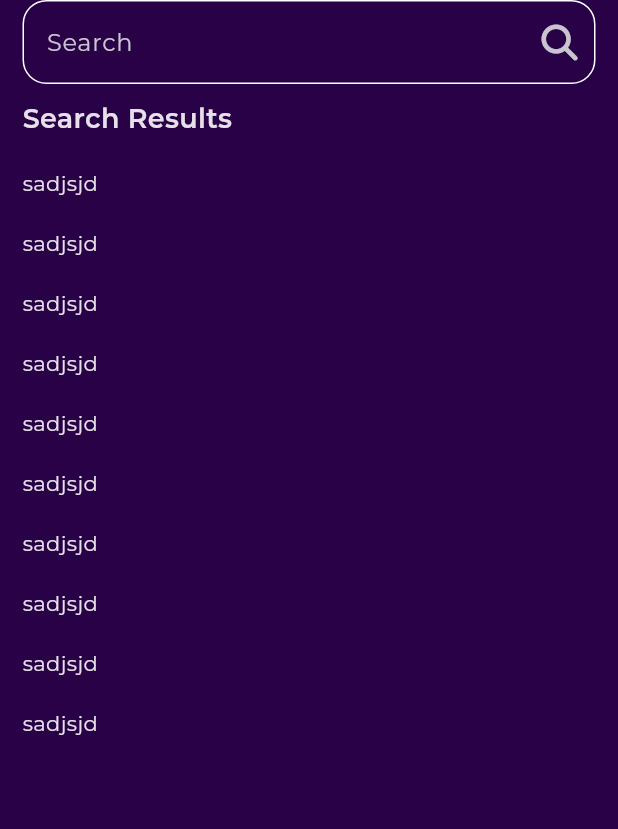
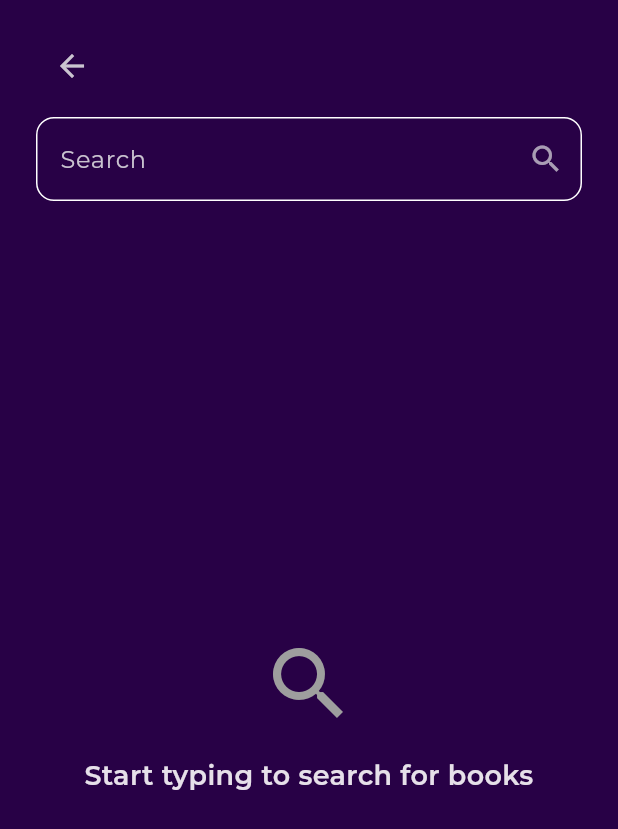
Before and after one commit to MostafaYousry12/Eqraaly_App, a Flutter app: the SearchView screen opened by its route, on a phone screen of 412 x 824 dp. Shown: the top 829 px of the screen. Run offline on Flutter 3.47's test engine with Material 3 defaults, Android fonts, the phone set to English and light mode, and no system bars; our stand-ins replace bloc, cached_network_image, dartz, dio, equatable, flutter_bloc and 4 more; network calls fail.

Commit message:
search view done

```diff
--- a/lib/core/utils/app_routers.dart
+++ b/lib/core/utils/app_routers.dart
@@ -1,10 +1,14 @@
+import 'package:dio/dio.dart';
+import 'package:eqraaly_app/core/utils/api_services.dart';
 import 'package:eqraaly_app/core/utils/service_locator.dart';
 import 'package:eqraaly_app/features/home/data/models/book_model/book_model.dart';
 import 'package:eqraaly_app/features/home/data/repos/home_repo_impl.dart';
 import 'package:eqraaly_app/features/home/presentation/view/book_details_view.dart';
 import 'package:eqraaly_app/features/home/presentation/view/home_view.dart';
 import 'package:eqraaly_app/features/home/presentation/view_models/cubit/similarbooks_cubit.dart';
+import 'package:eqraaly_app/features/search/data/repos/searchRepoImpl.dart';
 import 'package:eqraaly_app/features/search/presentation/view/search_view.dart';
+import 'package:eqraaly_app/features/search/presentation/view_models/cubit/searchbooks_cubit.dart';
 import 'package:eqraaly_app/features/splash/presentation/view/splash_view.dart';
 import 'package:flutter_bloc/flutter_bloc.dart';
 import 'package:go_router/go_router.dart';
@@ -25,8 +29,13 @@ abstract class AppRouters {
         builder: (context, state) => const HomeView(),
       ),
       GoRoute(
-        path: kSearchView,
-        builder: (context, state) => const SearchView(),
+        path: AppRouters.kSearchView,
+        builder: (context, state) => BlocProvider(
+          create: (context) => SearchbooksCubit(
+            Searchrepoimpl(ApiServices(Dio())),
+          ),
+          child: const SearchView(),
+        ),
       ),
       GoRoute(
         path: kDetailsView,
--- a/lib/features/home/presentation/view/widgets/custom_app_bar.dart
+++ b/lib/features/home/presentation/view/widgets/custom_app_bar.dart
@@ -20,7 +20,9 @@ class CustomAppBar extends StatelessWidget {
           ),
           IconButton(
             onPressed: () {
-              GoRouter.of(context).push(AppRouters.kSearchView);
+              GoRouter.of(context).push(
+                AppRouters.kSearchView,
+              );
             },
             icon: const Icon(
               FontAwesomeIcons.magnifyingGlass,
--- a/lib/features/search/presentation/view/search_view.dart
+++ b/lib/features/search/presentation/view/search_view.dart
@@ -1,3 +1,4 @@
+import 'package:eqraaly_app/features/home/data/models/book_model/book_model.dart';
 import 'package:eqraaly_app/features/search/presentation/view/widgets/search_view_body.dart';
 import 'package:flutter/material.dart';
 
@@ -6,7 +7,7 @@ class SearchView extends StatelessWidget {
 
   @override
   Widget build(BuildContext context) {
-    return const Scaffold(
+    return Scaffold(
       body: SafeArea(
         child: SearchViewBody(),
       ),
--- a/lib/features/search/presentation/view/widgets/custom_search_bar.dart
+++ b/lib/features/search/presentation/view/widgets/custom_search_bar.dart
@@ -1,30 +1,37 @@
+import 'package:eqraaly_app/features/search/presentation/view_models/cubit/searchbooks_cubit.dart';
 import 'package:flutter/material.dart';
-import 'package:font_awesome_flutter/font_awesome_flutter.dart';
+import 'package:flutter_bloc/flutter_bloc.dart';
 
-class CustomSearchBar extends StatelessWidget {
-  const CustomSearchBar({super.key});
-
+class CustomSearchTextField extends StatelessWidget {
+  CustomSearchTextField({super.key});
+  var text = TextEditingController();
   @override
   Widget build(BuildContext context) {
     return TextField(
+      controller: text,
+      onTapOutside: (event) {
+        FocusManager.instance.primaryFocus?.unfocus();
+      },
       decoration: InputDecoration(
+        enabledBorder: buildOutlineInputBorder(),
+        focusedBorder: buildOutlineInputBorder(),
         hintText: "Search",
         suffixIcon: IconButton(
-          onPressed: () {},
-          icon: const Icon(FontAwesomeIcons.magnifyingGlass, size: 24),
+          icon: const Opacity(opacity: 0.8, child: Icon(Icons.search)),
+          onPressed: () {
+            if (text.text != "") {
+              BlocProvider.of<SearchbooksCubit>(context)
+                  .fetchSearchBooks(category: text.text);
+            }
+          },
         ),
-        focusedBorder: inputoutlineinputborder(),
-        enabledBorder: inputoutlineinputborder(),
       ),
     );
   }
 
-  OutlineInputBorder inputoutlineinputborder() {
+  OutlineInputBorder buildOutlineInputBorder() {
     return OutlineInputBorder(
-      borderSide: const BorderSide(
-        color: Colors.white,
-      ),
-      borderRadius: BorderRadius.circular(16),
-    );
+        borderRadius: BorderRadius.circular(12),
+        borderSide: const BorderSide(color: Colors.white));
   }
 }
--- /dev/null
+++ b/lib/features/search/presentation/view/widgets/search_list_view.dart
@@ -0,0 +1,63 @@
+import 'package:eqraaly_app/core/utils/styles.dart';
+import 'package:eqraaly_app/core/widgets/failure_massage.dart';
+import 'package:eqraaly_app/core/widgets/loading_indicator.dart';
+import 'package:eqraaly_app/features/home/presentation/view/widgets/best_seller_list_view_item.dart';
+import 'package:eqraaly_app/features/search/presentation/view_models/cubit/searchbooks_cubit.dart';
+import 'package:flutter/material.dart';
+import 'package:flutter_bloc/flutter_bloc.dart';
+
+class SearchListView extends StatelessWidget {
+  const SearchListView({super.key});
+
+  @override
+  Widget build(BuildContext context) {
+    return BlocBuilder<SearchbooksCubit, SearchbooksState>(
+      builder: (context, state) {
+        if (state is SearchbooksSuccess) {
+          if (state.books.isEmpty) {
+            return const Center(
+              child: Text(
+                "No books found for your search",
+                style: Styles.textStyle18,
+              ),
+            );
+          }
+          return ListView.builder(
+            padding: EdgeInsets.zero,
+            itemCount: state.books.length,
+            itemBuilder: (context, index) {
+              return Padding(
+                padding: const EdgeInsets.symmetric(vertical: 10),
+                child: BestSellerListViewItem(bookModel: state.books[index]),
+              );
+            },
+          );
+        } else if (state is SearchbooksFailure) {
+          return FailureMassage(errMsg: state.errMsg);
+        } else if (state is SearchbooksLoading) {
+          return const LoadingIndicator();
+        } else {
+          // Initial state - show a message to start searching
+          return const Center(
+            child: Column(
+              mainAxisAlignment: MainAxisAlignment.center,
+              children: [
+                Icon(
+                  Icons.search,
+                  size: 64,
+                  color: Colors.grey,
+                ),
+                SizedBox(height: 16),
+                Text(
+                  "Start typing to search for books",
+                  style: Styles.textStyle18,
+                  textAlign: TextAlign.center,
+                ),
+              ],
+            ),
+          );
+        }
+      },
+    );
+  }
+}
--- a/lib/features/search/presentation/view/widgets/search_view_body.dart
+++ b/lib/features/search/presentation/view/widgets/search_view_body.dart
@@ -1,6 +1,5 @@
-import 'package:eqraaly_app/core/utils/styles.dart';
-import 'package:eqraaly_app/features/home/presentation/view/widgets/best_seller_list_view_item.dart';
 import 'package:eqraaly_app/features/search/presentation/view/widgets/custom_search_bar.dart';
+import 'package:eqraaly_app/features/search/presentation/view/widgets/search_list_view.dart';
 import 'package:flutter/material.dart';
 
 class SearchViewBody extends StatelessWidget {
@@ -8,46 +7,27 @@ class SearchViewBody extends StatelessWidget {
 
   @override
   Widget build(BuildContext context) {
-    return const Padding(
-      padding: EdgeInsets.symmetric(horizontal: 15),
+    return Padding(
+      padding: const EdgeInsets.only(top: 20, bottom: 20, left: 24, right: 24),
       child: Column(
         crossAxisAlignment: CrossAxisAlignment.start,
         children: [
-          CustomSearchBar(),
-          SizedBox(
+          IconButton(
+            icon: const Icon(Icons.arrow_back),
+            onPressed: () {
+              Navigator.pop(context);
+            },
+          ),
+          const SizedBox(
             height: 10,
           ),
-          Text(
-            "Search Results",
-            style: Styles.textStyle18,
+          CustomSearchTextField(),
+          const SizedBox(
+            height: 16,
           ),
-          SizedBox(
-            height: 10,
-          ),
-          Expanded(
-            child: SearchListView(),
-          ),
+          const Expanded(child: SearchListView()),
         ],
       ),
     );
   }
 }
-
-class SearchListView extends StatelessWidget {
-  const SearchListView({super.key});
-
-  @override
-  Widget build(BuildContext context) {
-    return ListView.builder(
-      padding: EdgeInsets.zero,
-      itemCount: 10,
-      itemBuilder: (context, index) {
-        return const Padding(
-          padding: EdgeInsets.symmetric(vertical: 10),
-          // child: BestSellerListViewItem(),
-          child: Text("sadjsjd"),
-        );
-      },
-    );
-  }
-}
--- a/lib/features/search/presentation/view_models/SearchBooksCubits/searchbooks_cubit.dart
+++ b/lib/features/search/presentation/view_models/cubit/searchbooks_cubit.dart
@@ -2,6 +2,7 @@ import 'package:bloc/bloc.dart';
 import 'package:eqraaly_app/features/home/data/models/book_model/book_model.dart';
 import 'package:eqraaly_app/features/search/data/repos/searchRepo.dart';
 import 'package:equatable/equatable.dart';
+import 'dart:async';
 
 part 'searchbooks_state.dart';
 
@@ -9,6 +10,7 @@ class SearchbooksCubit extends Cubit<SearchbooksState> {
   SearchbooksCubit(this.searchRepo) : super(SearchbooksInitial());
 
   final SearchRepo searchRepo;
+  Timer? _debounceTimer;
 
   Future<void> fetchSearchBooks({required String category}) async {
     emit(SearchbooksLoading());
@@ -27,4 +29,27 @@ class SearchbooksCubit extends Cubit<SearchbooksState> {
       },
     );
   }
+
+  // New method for real-time search with debouncing
+  void searchBooks({required String query}) {
+    // Cancel previous timer if it exists
+    _debounceTimer?.cancel();
+
+    // If query is empty, show initial state
+    if (query.trim().isEmpty) {
+      emit(SearchbooksInitial());
+      return;
+    }
+
+    // Set a timer to debounce the search
+    _debounceTimer = Timer(const Duration(milliseconds: 500), () {
+      fetchSearchBooks(category: query.trim());
+    });
+  }
+
+  @override
+  Future<void> close() {
+    _debounceTimer?.cancel();
+    return super.close();
+  }
 }
```
Also changed, not shown: lib/features/search/presentation/view_models/cubit/searchbooks_state.dart (renamed from lib/features/search/presentation/view_models/SearchBooksCubits/searchbooks_state.dart).
